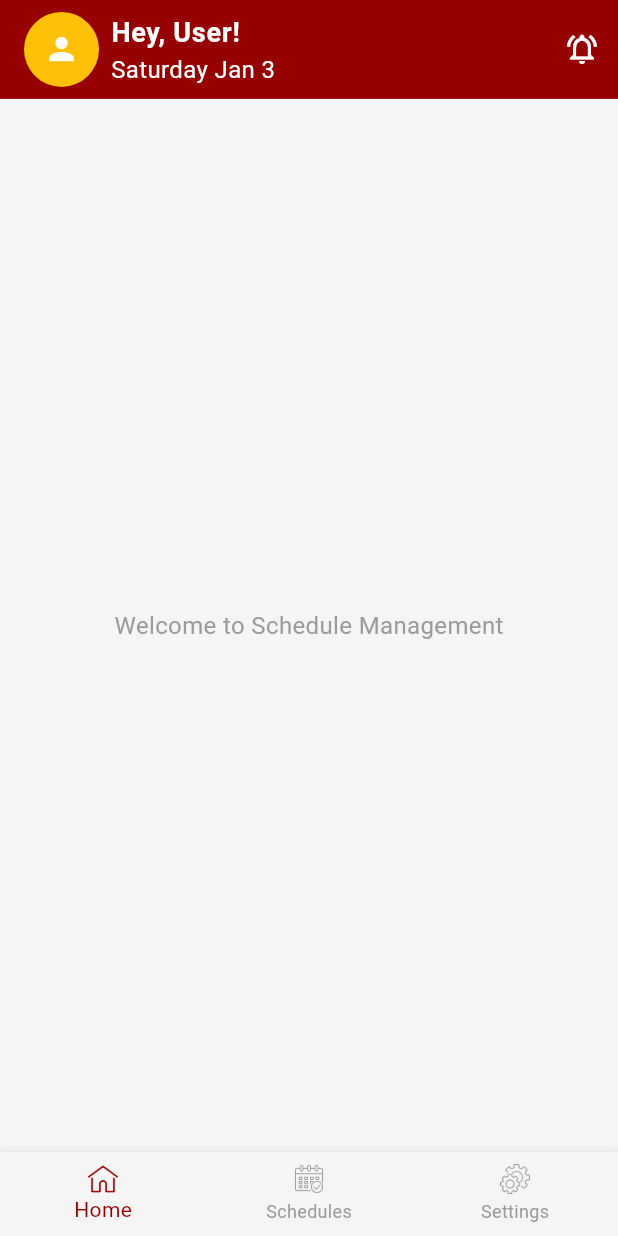
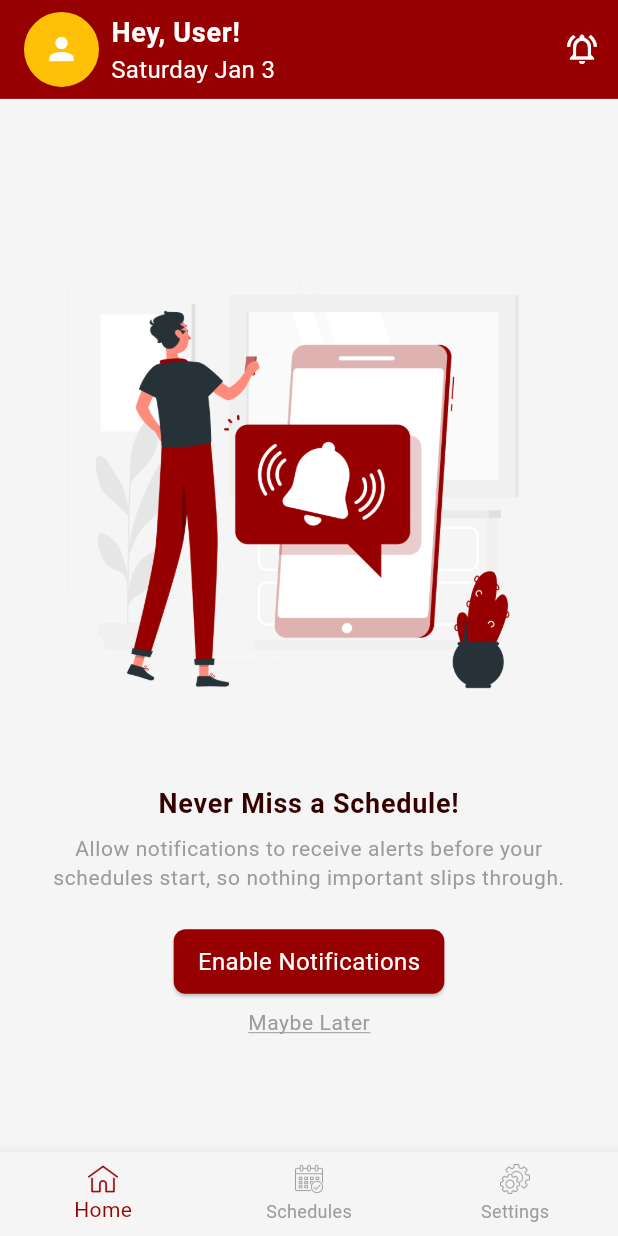
Before and after one commit to alphabetic100/schedule-management, a Flutter app: the HomeScreen screen opened by its route, on a phone screen of 412 x 824 dp. Run offline on Flutter 3.47's test engine with Material 3 defaults, Android fonts, the phone set to English and light mode, and no system bars; our stand-ins replace cloud_firestore, equatable, firebase_auth, firebase_core, flutter_bloc, get_it and 2 more; missing offline and left inert: flutter_facebook_auth; accounts and stored records are empty; Roboto replaces fonts that are missing (Poppins-Regular).

Commit message:
[add] added empty screen and notification permission widget

```diff
--- a/lib/src/app/features/home/screens/home_screen.dart
+++ b/lib/src/app/features/home/screens/home_screen.dart
@@ -2,6 +2,7 @@ import 'package:flutter/material.dart';
 import 'package:flutter_bloc/flutter_bloc.dart';
 import 'package:go_router/go_router.dart';
 import 'package:schedule_management/src/app/features/auth/bloc/auth_bloc.dart';
+import 'package:schedule_management/src/app/features/home/widgets/notification_permission_widget.dart';
 import 'package:schedule_management/src/app/routes/route_name.dart';
 import 'package:schedule_management/src/core/extensions/app_size.dart';
 import 'package:schedule_management/src/core/extensions/text_style.dart';
@@ -66,7 +67,7 @@ class HomeScreen extends StatelessWidget {
               ),
             ],
           ),
-          body: const Center(child: Text('Welcome to Schedule Management')),
+          body: NotificationPermissionWidget(),
         );
       },
     );
--- /dev/null
+++ b/lib/src/app/features/home/widgets/notification_permission_widget.dart
@@ -0,0 +1,50 @@
+import 'package:flutter/material.dart';
+import 'package:schedule_management/src/core/common/widgets/custom_button.dart';
+import 'package:schedule_management/src/core/extensions/text_style.dart';
+import 'package:schedule_management/src/core/utils/constants/image_paths.dart';
+import 'package:schedule_management/src/core/utils/theme/app_colors.dart';
+
+class NotificationPermissionWidget extends StatelessWidget {
+  const NotificationPermissionWidget({super.key});
+
+  @override
+  Widget build(BuildContext context) {
+    return Padding(
+      padding: const EdgeInsets.symmetric(horizontal: 16.0),
+      child: Column(
+        mainAxisAlignment: MainAxisAlignment.center,
+        children: [
+          Image.asset(ImagePath.notificationPermission),
+          Text(
+            'Never Miss a Schedule!',
+            style: context.bodyLarge.copyWith(
+              color: AppColors.primaryTextColor,
+              fontWeight: FontWeight.bold,
+            ),
+            textAlign: TextAlign.center,
+          ),
+          const SizedBox(height: 8),
+          Text(
+            'Allow notifications to receive alerts before your schedules start, so nothing important slips through.',
+            style: context.bodySmall,
+            textAlign: TextAlign.center,
+          ),
+          SizedBox(height: 22),
+          CustomButton(label: 'Enable Notifications', onPressed: () {}),
+          SizedBox(height: 8),
+          InkWell(
+            onTap: () {},
+            child: Text(
+              'Maybe Later',
+              style: context.bodySmall.copyWith(
+                color: AppColors.secondaryTextColor,
+                decoration: TextDecoration.underline,
+                decorationColor: AppColors.secondaryTextColor,
+              ),
+            ),
+          ),
+        ],
+      ),
+    );
+  }
+}
--- /dev/null
+++ b/lib/src/core/common/widgets/custom_button.dart
@@ -0,0 +1,33 @@
+import 'package:flutter/material.dart';
+import 'package:schedule_management/src/core/extensions/text_style.dart';
+import 'package:schedule_management/src/core/utils/theme/app_colors.dart';
+
+class CustomButton extends StatelessWidget {
+  const CustomButton({
+    super.key,
+    required this.label,
+    required this.onPressed,
+    this.color,
+    this.textStyle,
+  });
+
+  final String label;
+  final VoidCallback onPressed;
+  final Color? color;
+  final TextStyle? textStyle;
+  @override
+  Widget build(BuildContext context) {
+    return ElevatedButton(
+      onPressed: onPressed,
+      style: ElevatedButton.styleFrom(
+        backgroundColor: color ?? AppColors.primaryColor,
+        padding: const EdgeInsets.symmetric(horizontal: 16, vertical: 10),
+        shape: RoundedRectangleBorder(borderRadius: BorderRadius.circular(8)),
+      ),
+      child: Text(
+        label,
+        style: textStyle ?? context.bodyMedium.copyWith(color: Colors.white),
+      ),
+    );
+  }
+}
--- a/lib/src/core/utils/constants/image_paths.dart
+++ b/lib/src/core/utils/constants/image_paths.dart
@@ -2,4 +2,7 @@ class ImagePath {
   ImagePath._();
   static const String _basePath = 'assets/images';
   static const String onBoarding = '$_basePath/onboarding3.png';
+  static const String emptyState = '$_basePath/onboarding1.png';
+
+  static const String notificationPermission = '$_basePath/notification.png';
 }
```
Also changed, not shown: lib/src/app/features/home/widgets/custom_bottom_navbar.dart (+6 -3 lines), lib/src/app/features/home/widgets/empty_screen_widget.dart (added, +39 -0 lines), assets/images/notification.png (added).
